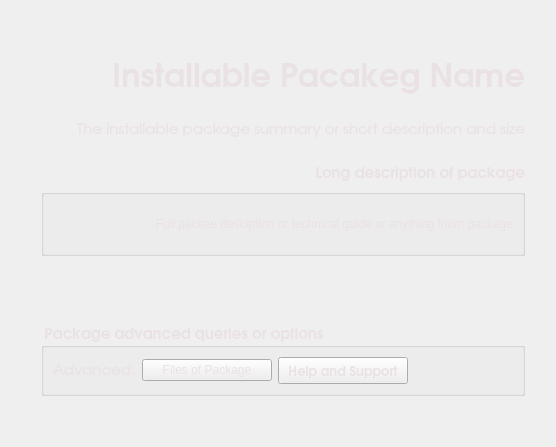
Qt form modules_uic/installator.ui (hmikihth/package-wizard) before a commit.
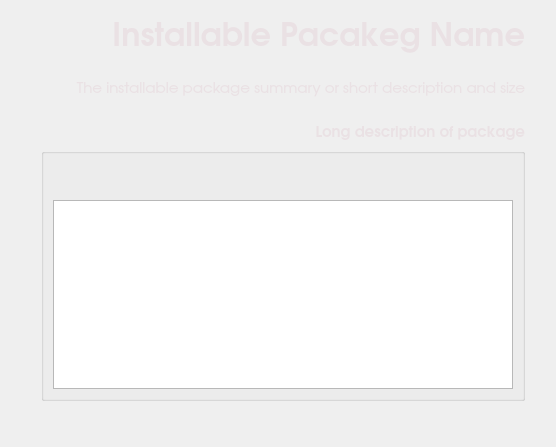
The same form after that commit.

The edit to the form file:
```diff
--- a/modules_uic/installator.ui
+++ b/modules_uic/installator.ui
@@ -67,181 +67,8 @@
    </item>
    <item row="1" column="1" rowspan="2" colspan="3">
     <layout class="QGridLayout" name="gridLayout_6">
-     <item row="1" column="0">
-      <widget class="QGroupBox" name="descriptGroupBox">
-       <property name="font">
-        <font>
-         <family>URW Gothic L</family>
-         <pointsize>11</pointsize>
-         <weight>75</weight>
-         <bold>true</bold>
-         <underline>false</underline>
-         <strikeout>false</strikeout>
-        </font>
-       </property>
-       <property name="layoutDirection">
-        <enum>Qt::RightToLeft</enum>
-       </property>
-       <property name="styleSheet">
-        <string notr="true">color: rgb(234, 225, 228);</string>
-       </property>
-       <property name="title">
-        <string/>
-       </property>
-       <property name="alignment">
-        <set>Qt::AlignLeading|Qt::AlignLeft|Qt::AlignTop</set>
-       </property>
-       <property name="flat">
-        <bool>true</bool>
-       </property>
-       <property name="checkable">
-        <bool>false</bool>
-       </property>
-       <layout class="QGridLayout" name="gridLayout">
-        <item row="0" column="1">
-         <widget class="QLabel" name="packagedescription">
-          <property name="sizePolicy">
-           <sizepolicy hsizetype="Expanding" vsizetype="Expanding">
-            <horstretch>0</horstretch>
-            <verstretch>0</verstretch>
-           </sizepolicy>
-          </property>
-          <property name="layoutDirection">
-           <enum>Qt::RightToLeft</enum>
-          </property>
-          <property name="text">
-           <string>Full packae desciption or technical guide or anything friom package</string>
-          </property>
-          <property name="alignment">
-           <set>Qt::AlignRight|Qt::AlignTrailing|Qt::AlignVCenter</set>
-          </property>
-          <property name="wordWrap">
-           <bool>true</bool>
-          </property>
-         </widget>
-        </item>
-        <item row="0" column="2">
-         <spacer name="verticalSpacer">
-          <property name="orientation">
-           <enum>Qt::Vertical</enum>
-          </property>
-          <property name="sizeHint" stdset="0">
-           <size>
-            <width>20</width>
-            <height>40</height>
-           </size>
-          </property>
-         </spacer>
-        </item>
-       </layout>
-      </widget>
-     </item>
-     <item row="3" column="0">
-      <layout class="QVBoxLayout" name="verticalLayout">
-       <item>
-        <widget class="QGroupBox" name="groupBox_2">
-         <property name="font">
-          <font>
-           <family>URW Gothic L</family>
-           <pointsize>11</pointsize>
-           <weight>75</weight>
-           <bold>true</bold>
-          </font>
-         </property>
-         <property name="styleSheet">
-          <string notr="true"/>
-         </property>
-         <property name="title">
-          <string>Package advanced queries or options</string>
-         </property>
-         <property name="flat">
-          <bool>true</bool>
-         </property>
-         <layout class="QGridLayout" name="gridLayout_4">
-          <item row="1" column="0">
-           <widget class="QLabel" name="labelHelpPages">
-            <property name="font">
-             <font>
-              <family>URW Gothic L</family>
-              <pointsize>11</pointsize>
-              <weight>50</weight>
-              <bold>false</bold>
-             </font>
-            </property>
-            <property name="styleSheet">
-             <string notr="true"/>
-            </property>
-            <property name="text">
-             <string>Advanced:</string>
-            </property>
-            <property name="scaledContents">
-             <bool>true</bool>
-            </property>
-            <property name="wordWrap">
-             <bool>true</bool>
-            </property>
-           </widget>
-          </item>
-          <item row="1" column="3">
-           <widget class="QPushButton" name="buttonHelpPages">
-            <property name="sizePolicy">
-             <sizepolicy hsizetype="Fixed" vsizetype="Fixed">
-              <horstretch>0</horstretch>
-              <verstretch>0</verstretch>
-             </sizepolicy>
-            </property>
-            <property name="minimumSize">
-             <size>
-              <width>130</width>
-              <height>2</height>
-             </size>
-            </property>
-            <property name="font">
-             <font>
-              <family>URW Gothic L</family>
-              <pointsize>10</pointsize>
-              <weight>75</weight>
-              <bold>true</bold>
-             </font>
-            </property>
-            <property name="text">
-             <string>Help and Support</string>
-            </property>
-           </widget>
-          </item>
-          <item row="1" column="2">
-           <widget class="QPushButton" name="pushButton">
-            <property name="minimumSize">
-             <size>
-              <width>130</width>
-              <height>0</height>
-             </size>
-            </property>
-            <property name="text">
-             <string>Files of Package</string>
-            </property>
-           </widget>
-          </item>
-          <item row="1" column="4">
-           <spacer name="horizontalSpacer_2">
-            <property name="orientation">
-             <enum>Qt::Horizontal</enum>
-            </property>
-            <property name="sizeType">
-             <enum>QSizePolicy::Expanding</enum>
-            </property>
-            <property name="sizeHint" stdset="0">
-             <size>
-              <width>30</width>
-              <height>20</height>
-             </size>
-            </property>
-           </spacer>
-          </item>
-         </layout>
-        </widget>
-       </item>
-      </layout>
+     <item row="4" column="0">
+      <layout class="QVBoxLayout" name="verticalLayout"/>
      </item>
      <item row="0" column="0">
       <layout class="QGridLayout" name="gridLayout_5">
@@ -354,7 +181,7 @@
        </item>
       </layout>
      </item>
-     <item row="2" column="0">
+     <item row="3" column="0">
       <spacer name="verticalSpacer_4">
        <property name="orientation">
         <enum>Qt::Vertical</enum>
@@ -367,6 +194,56 @@
        </property>
       </spacer>
      </item>
+     <item row="2" column="0">
+      <widget class="QGroupBox" name="descriptGroupBox">
+       <property name="font">
+        <font>
+         <family>URW Gothic L</family>
+         <pointsize>11</pointsize>
+         <weight>75</weight>
+         <bold>true</bold>
+         <underline>false</underline>
+         <strikeout>false</strikeout>
+        </font>
+       </property>
+       <property name="layoutDirection">
+        <enum>Qt::RightToLeft</enum>
+       </property>
+       <property name="styleSheet">
+        <string notr="true">color: rgb(234, 225, 228);</string>
+       </property>
+       <property name="title">
+        <string/>
+       </property>
+       <property name="alignment">
+        <set>Qt::AlignLeading|Qt::AlignLeft|Qt::AlignTop</set>
+       </property>
+       <property name="flat">
+        <bool>true</bool>
+       </property>
+       <property name="checkable">
+        <bool>false</bool>
+       </property>
+       <layout class="QGridLayout" name="gridLayout">
+        <item row="1" column="0">
+         <widget class="QTextBrowser" name="packagedescription"/>
+        </item>
+        <item row="0" column="0">
+         <spacer name="verticalSpacer">
+          <property name="orientation">
+           <enum>Qt::Vertical</enum>
+          </property>
+          <property name="sizeHint" stdset="0">
+           <size>
+            <width>20</width>
+            <height>40</height>
+           </size>
+          </property>
+         </spacer>
+        </item>
+       </layout>
+      </widget>
+     </item>
     </layout>
    </item>
    <item row="0" column="2">
```
